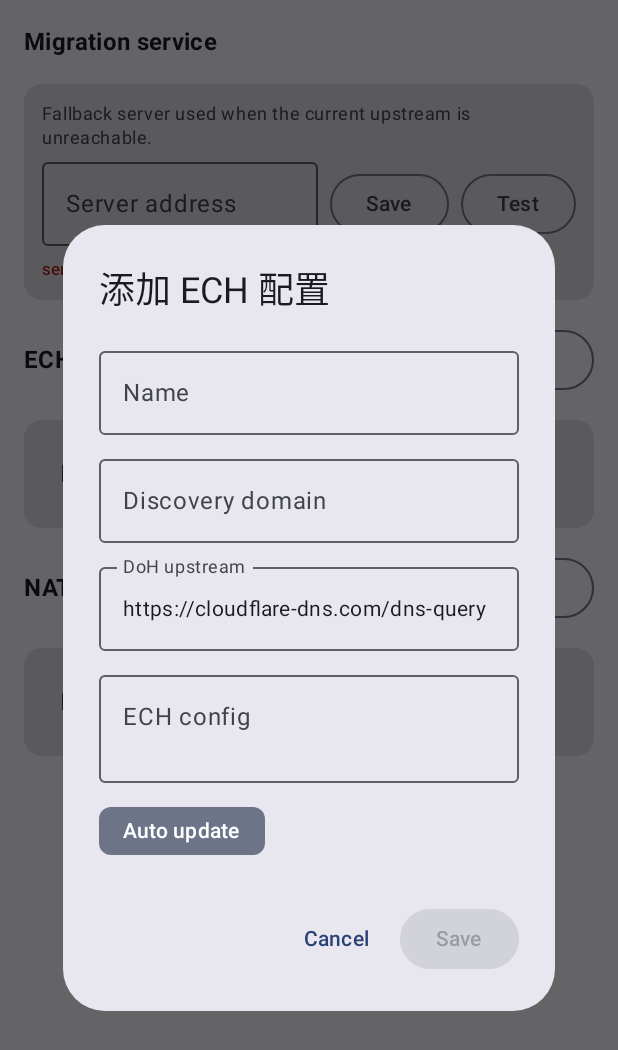
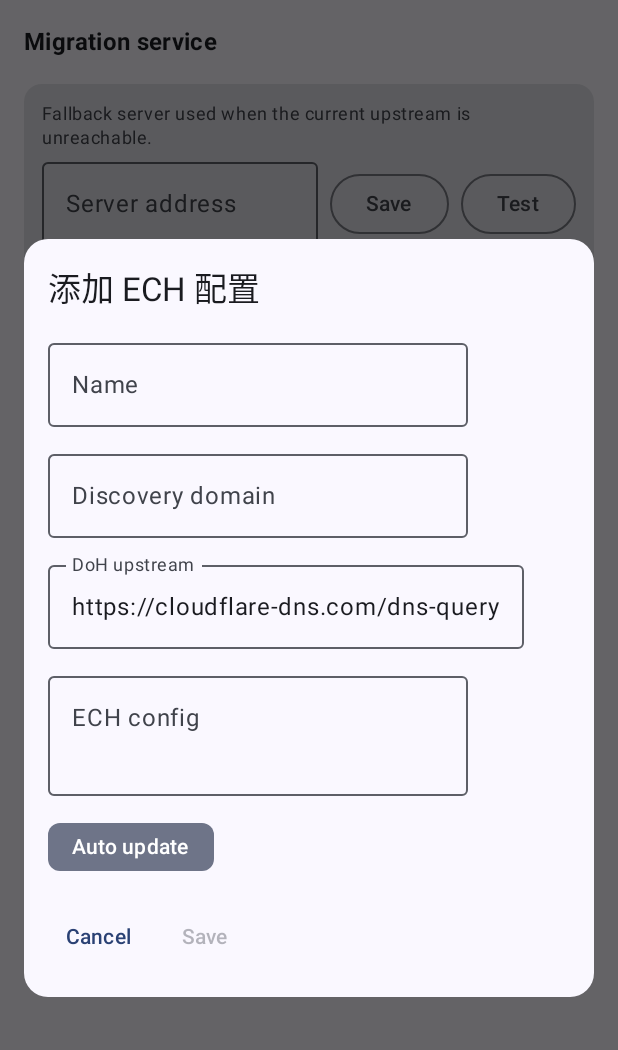
Before and after one commit to paher1221/Snishaper-Droid-Native, an Android app built with Jetpack Compose: the ProxiesScreen screen opened through its navigation route, after a tap on "添加 ECH 配置", on a phone screen of 412 x 824 dp. Shown: the top 1050 px of the screen. Run offline under Robolectric (Android 15) with nearby library versions, the phone set to English and light mode, and no system bars; libraries missing offline, so code that uses them is left out: com.snishaper.core; 5 statements that could not run were skipped; 2 other taps on this screen came first.

Commit message:
fix(ui): scrollable full-width form dialogs (rule/dns/ech/nat64 forms clipped on phones)

```diff
--- /dev/null
+++ b/core/design/src/main/kotlin/com/snishaper/android/core/design/component/ScrollableFormDialog.kt
@@ -0,0 +1,65 @@
+package com.snishaper.android.core.design.component
+
+import androidx.compose.foundation.layout.Arrangement
+import androidx.compose.foundation.layout.Column
+import androidx.compose.foundation.layout.Row
+import androidx.compose.foundation.layout.fillMaxWidth
+import androidx.compose.foundation.layout.padding
+import androidx.compose.foundation.rememberScrollState
+import androidx.compose.foundation.verticalScroll
+import androidx.compose.material3.MaterialTheme
+import androidx.compose.material3.Surface
+import androidx.compose.material3.Text
+import androidx.compose.material3.TextButton
+import androidx.compose.runtime.Composable
+import androidx.compose.ui.Modifier
+import androidx.compose.ui.unit.dp
+import androidx.compose.ui.window.Dialog
+import androidx.compose.ui.window.DialogProperties
+
+/**
+ * 表单弹窗：全宽、高度自适应屏幕（最多占 85%），内容区可滚动。
+ *
+ * AlertDialog 的内容区在手机上会被平台默认宽度与固定高度卡住，长表单
+ * 滚不动（M3 真机反馈），统一改用本组件承载多字段表单。
+ */
+@Composable
+fun ScrollableFormDialog(
+    title: String,
+    onDismiss: () -> Unit,
+    confirmLabel: String,
+    dismissLabel: String,
+    confirmEnabled: Boolean = true,
+    onConfirm: () -> Unit,
+    content: @Composable () -> Unit,
+) {
+    Dialog(
+        onDismissRequest = onDismiss,
+        properties = DialogProperties(usePlatformDefaultWidth = false),
+    ) {
+        Surface(
+            shape = MaterialTheme.shapes.large,
+            color = MaterialTheme.colorScheme.surface,
+            modifier = Modifier
+                .fillMaxWidth()
+                .padding(horizontal = 16.dp),
+        ) {
+            Column(Modifier.padding(16.dp), verticalArrangement = Arrangement.spacedBy(12.dp)) {
+                Text(title, style = MaterialTheme.typography.titleLarge)
+                Column(
+                    modifier = Modifier
+                        .fillMaxWidth()
+                        .weight(1f, fill = false)
+                        .verticalScroll(rememberScrollState()),
+                    verticalArrangement = Arrangement.spacedBy(10.dp),
+                ) {
+                    content()
+                }
+                Row(horizontalArrangement = Arrangement.spacedBy(8.dp)) {
+                    TextButton(onClick = onDismiss) { Text(dismissLabel) }
+                    TextButton(onClick = onConfirm, enabled = confirmEnabled) { Text(confirmLabel) }
+                }
+            }
+        }
+    }
+}
--- a/feature/proxies/src/main/kotlin/com/snishaper/android/feature/proxies/ProxiesScreen.kt
+++ b/feature/proxies/src/main/kotlin/com/snishaper/android/feature/proxies/ProxiesScreen.kt
@@ -28,6 +28,7 @@ import androidx.compose.ui.text.font.FontWeight
 import androidx.compose.ui.unit.dp
 import androidx.lifecycle.compose.collectAsStateWithLifecycle
 import androidx.lifecycle.viewmodel.compose.viewModel
+import com.snishaper.android.core.design.component.ScrollableFormDialog
 import com.snishaper.android.core.model.EchProfile
 import com.snishaper.android.core.model.Nat64Profile
 import com.snishaper.android.feature.proxies.vm.ProxiesViewModel
@@ -241,11 +242,25 @@ private fun EchFormDialog(
     var config by remember { mutableStateOf(initial?.config ?: "") }
     var autoUpdate by remember { mutableStateOf(initial?.autoUpdate ?: true) }
 
-    AlertDialog(
-        onDismissRequest = onDismiss,
-        title = { Text(stringResource(if (initial == null) R.string.proxies_add_ech else R.string.proxies_edit_ech)) },
-        text = {
-            Column(verticalArrangement = Arrangement.spacedBy(8.dp)) {
+    ScrollableFormDialog(
+        title = stringResource(if (initial == null) R.string.proxies_add_ech else R.string.proxies_edit_ech),
+        onDismiss = onDismiss,
+        confirmLabel = stringResource(R.string.proxies_save),
+        dismissLabel = stringResource(R.string.proxies_cancel),
+        confirmEnabled = name.isNotBlank() && discoveryDomain.isNotBlank(),
+        onConfirm = {
+            onSubmit(
+                EchProfile(
+                    id = initial?.id ?: "",
+                    name = name.trim(),
+                    discoveryDomain = discoveryDomain.trim(),
+                    dohUpstream = dohUpstream.trim(),
+                    config = config.trim(),
+                    autoUpdate = autoUpdate,
+                ),
+            )
+        },
+    ) {
         OutlinedTextField(value = name, onValueChange = { name = it }, label = { Text(stringResource(R.string.ech_name)) }, singleLine = true)
         OutlinedTextField(value = discoveryDomain, onValueChange = { discoveryDomain = it }, label = { Text(stringResource(R.string.ech_discovery_domain)) }, singleLine = true)
         OutlinedTextField(value = dohUpstream, onValueChange = { dohUpstream = it }, label = { Text(stringResource(R.string.ech_doh_upstream)) }, singleLine = true)
@@ -260,28 +275,6 @@ private fun EchFormDialog(
             label = { Text(stringResource(R.string.ech_auto_update)) },
         )
     }
-        },
-        confirmButton = {
-            Button(
-                onClick = {
-                    onSubmit(
-                        EchProfile(
-                            id = initial?.id ?: "",
-                            name = name.trim(),
-                            discoveryDomain = discoveryDomain.trim(),
-                            dohUpstream = dohUpstream.trim(),
-                            config = config.trim(),
-                            autoUpdate = autoUpdate,
-                        ),
-                    )
-                },
-                enabled = name.isNotBlank() && discoveryDomain.isNotBlank(),
-            ) { Text(stringResource(R.string.proxies_save)) }
-        },
-        dismissButton = {
-            TextButton(onClick = onDismiss) { Text(stringResource(R.string.proxies_cancel)) }
-        },
-    )
 }
 
 @Composable
@@ -293,23 +286,15 @@ private fun Nat64FormDialog(
     var name by remember { mutableStateOf(initial?.name ?: "") }
     var prefix by remember { mutableStateOf(initial?.prefix ?: "") }
 
-    AlertDialog(
-        onDismissRequest = onDismiss,
-        title = { Text(stringResource(if (initial == null) R.string.proxies_add_nat64 else R.string.proxies_edit_nat64)) },
-        text = {
-            Column(verticalArrangement = Arrangement.spacedBy(8.dp)) {
+    ScrollableFormDialog(
+        title = stringResource(if (initial == null) R.string.proxies_add_nat64 else R.string.proxies_edit_nat64),
+        onDismiss = onDismiss,
+        confirmLabel = stringResource(R.string.proxies_save),
+        dismissLabel = stringResource(R.string.proxies_cancel),
+        confirmEnabled = name.isNotBlank() && prefix.isNotBlank(),
+        onConfirm = { onSubmit(Nat64Profile(id = initial?.id ?: "", name = name.trim(), prefix = prefix.trim())) },
+    ) {
         OutlinedTextField(value = name, onValueChange = { name = it }, label = { Text(stringResource(R.string.nat64_name)) }, singleLine = true)
         OutlinedTextField(value = prefix, onValueChange = { prefix = it }, label = { Text(stringResource(R.string.nat64_prefix)) }, singleLine = true)
     }
-        },
-        confirmButton = {
-            Button(
-                onClick = { onSubmit(Nat64Profile(id = initial?.id ?: "", name = name.trim(), prefix = prefix.trim())) },
-                enabled = name.isNotBlank() && prefix.isNotBlank(),
-            ) { Text(stringResource(R.string.proxies_save)) }
-        },
-        dismissButton = {
-            TextButton(onClick = onDismiss) { Text(stringResource(R.string.proxies_cancel)) }
-        },
-    )
 }
```
Also changed, not shown: feature/dns/src/main/kotlin/com/snishaper/android/feature/dns/DnsScreen.kt (+22 -28 lines), feature/rules/src/main/kotlin/com/snishaper/android/feature/rules/ui/RuleFormDialog.kt (+35 -43 lines). Lines whose indentation alone changed are shown as unchanged.
